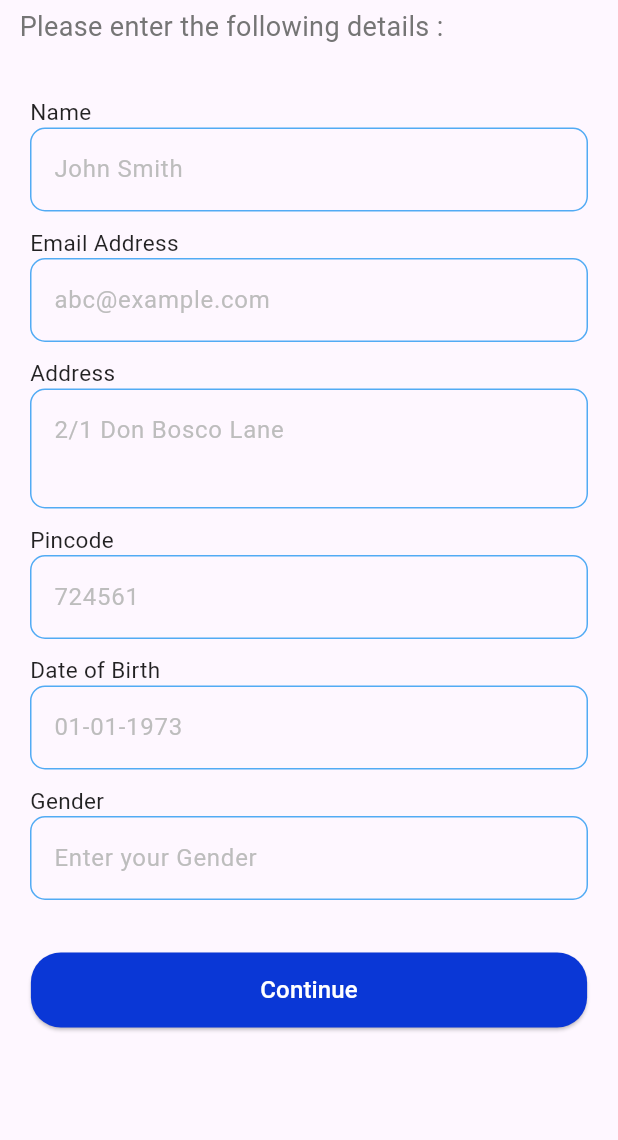
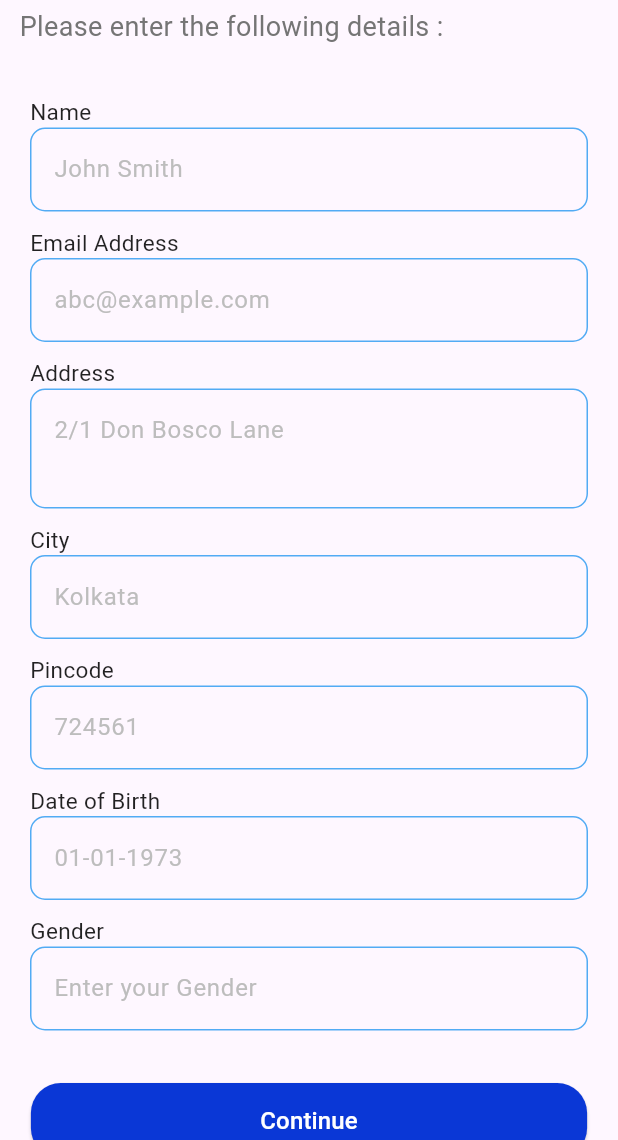
Before and after one commit to Mousumi2002/Go4Life, a Flutter app: the UserInformationScreen screen opened directly, on a phone screen of 412 x 824 dp, the part 96-1236 px from its top. Run offline on Flutter 3.47's test engine with Material 3 defaults, Android fonts, the light colour scheme and no system bars; our stand-ins replace animated_splash_screen, animated_toggle_switch, cloud_firestore, country_picker, date_time_picker, dropdown_search and 6 more; accounts and stored records are empty.

Commit message:
User data fetching done using firebase firestore

```diff
--- a/lib/main.dart
+++ b/lib/main.dart
@@ -23,7 +23,7 @@ class MyApp extends StatelessWidget {
       providers: [ChangeNotifierProvider(create: (_) => AuthProvider()),],
       child: MaterialApp(
         debugShowCheckedModeBanner: false,
-        home: LoginPage()//SplashPage()
+        home: SplashPage()
       ),
     );
   }
--- a/lib/pages/user_info_screen.dart
+++ b/lib/pages/user_info_screen.dart
@@ -1,16 +1,19 @@
 import 'package:app_go/components/custom_button.dart';
 import 'package:app_go/model/user_data.dart';
+import 'package:app_go/nav.dart';
 import 'package:app_go/provider/auth_provider.dart';
+import 'package:cloud_firestore/cloud_firestore.dart';
 import 'package:flutter/cupertino.dart';
 import 'package:flutter/material.dart';
 import 'package:flutter/widgets.dart';
 import 'package:provider/provider.dart';
+import 'package:shared_preferences/shared_preferences.dart';
 
-enum AutovalidateMode{
-    disable,
-    always,
-    onUserInteraction,
-  }
+// enum AutovalidateMode{
+//     disable,
+//     always,
+//     onUserInteraction,
+//   }
 class UserInformationScreen extends StatefulWidget {
   const UserInformationScreen({super.key});
 
@@ -26,6 +29,7 @@ class _UserInformationScreenState extends State<UserInformationScreen> {
   final pincodeController = TextEditingController();
   final dobController = TextEditingController();
   final genderController = TextEditingController();
+  final cityController = TextEditingController();
 
   @override
   void dispose(){
@@ -36,6 +40,7 @@ class _UserInformationScreenState extends State<UserInformationScreen> {
     pincodeController.dispose();
     dobController.dispose();
     genderController.dispose();
+    cityController.dispose();
   }
 
   Widget build(BuildContext context) {
@@ -81,7 +86,7 @@ class _UserInformationScreenState extends State<UserInformationScreen> {
                   margin: const EdgeInsets.only(top: 20),
                   child: Form(
                     key: _formKey,
-                    //autovalidateMode: AutovalidateMode.onUserInteraction,
+                    autovalidateMode: AutovalidateMode.onUserInteraction,
                     child: Column(
                       children: [
                         //username
@@ -121,6 +126,21 @@ class _UserInformationScreenState extends State<UserInformationScreen> {
                         validator: (String? address) {
                           if (address!.isEmpty){
                             return 'Please Enter Your Address';
+                          } else{
+                            return null;
+                          }
+                         },
+                        ),
+                        //City
+                        label(labelText: "City"),
+                        TextField(
+                        hintText: "Kolkata",
+                        inputType: TextInputType.number,
+                        maxlines: 1,
+                        controller: cityController,
+                        validator: (String? city) {
+                          if (city!.isEmpty){
+                            return 'Please Enter Your City';
                           } else{
                             return null;
                           }
@@ -220,21 +240,27 @@ class _UserInformationScreenState extends State<UserInformationScreen> {
         maxLines: maxlines,
         validator: (value) => validator(value),
         decoration: InputDecoration(
+          hintText: hintText,
+          hintStyle: TextStyle(color: Colors.grey.shade400),
+          alignLabelWithHint: true,
+        border: OutlineInputBorder(
+          borderRadius: BorderRadius.circular(10),
+          borderSide: const BorderSide(color: Color.fromARGB(255, 82, 171, 244))),
           enabledBorder: OutlineInputBorder(
             borderRadius: BorderRadius.circular(10),
             borderSide: const BorderSide(color: Color.fromARGB(255, 82, 171, 244)),
         ),
         focusedBorder: OutlineInputBorder(
           borderRadius: BorderRadius.circular(10),
-            borderSide: const BorderSide(color: Color.fromARGB(255, 82, 171, 244)),
+            borderSide: const BorderSide(color: Color.fromARGB(255, 82, 171, 244),
+            ),
         ),
-        hintText: hintText,
-        hintStyle: TextStyle(color: Colors.grey.shade400),
-        alignLabelWithHint: true,
-        border: InputBorder.none,
+        errorBorder: OutlineInputBorder(
+            borderRadius: BorderRadius.circular(10),
+            borderSide: const BorderSide(color: Color.fromARGB(255, 237, 53, 53)),
       ),
       ),
-      );
+      ),);
   }
 
   //store user data in database
@@ -250,9 +276,13 @@ class _UserInformationScreenState extends State<UserInformationScreen> {
       pincode: pincodeController.text.trim(),
       gender: genderController.text.trim(),
       dob: dobController.text,
-      createdAt: "",
-      phoneNumber: "",
-      uid: "");
-
+      createdAt: DateTime.now().toString(),
+      phoneNumber: ap.phoneNo ?? "",
+      uid: ap.uid);
+    final docRef = FirebaseFirestore.instance.collection("users").doc(userModel.uid);
+    await docRef.set(userModel.toMap());
+    SharedPreferences sp = await SharedPreferences.getInstance();
+    sp.setBool("is_signedin", true);
+    Navigator.pushReplacement(context, MaterialPageRoute(builder: (context) => const HomePage()),);
   }
 }
--- a/lib/pages/welcome_page.dart
+++ b/lib/pages/welcome_page.dart
@@ -41,7 +41,6 @@ class WelcomeScreenState extends StatelessWidget {
                 CustomButton(
                   text: "Get Started",
                 onPressed: () {
-                  ap.isSignIn == true ? Navigator.push(context, MaterialPageRoute(builder: (context) => const HomePage())):
                   Navigator.push(context, MaterialPageRoute(builder: (context)=> const RegisterPage(),),);
                 }
                 ),
--- a/lib/provider/auth_provider.dart
+++ b/lib/provider/auth_provider.dart
@@ -19,6 +19,8 @@ class AuthProvider extends ChangeNotifier{
   String get uid => _uid!;
   UserModel? _userModel;
   UserModel get userModel => userModel!;
+  late String? phoneNo;
+
 
   final FirebaseAuth _firebaseAuth = FirebaseAuth.instance;
   final FirebaseFirestore _firebaseFirestore = FirebaseFirestore.instance;
@@ -28,9 +30,10 @@ class AuthProvider extends ChangeNotifier{
     checkSignIn();
   }
 
-  void checkSignIn() async {
+  Future <void> checkSignIn() async {
     final SharedPreferences s = await SharedPreferences.getInstance();
     _isSignedIn = s.getBool("is_signedin") ?? false;
+    print(_isSignedIn);
     notifyListeners();
   }
 
@@ -68,6 +71,7 @@ class AuthProvider extends ChangeNotifier{
       User? user = (await _firebaseAuth.signInWithCredential(creds)).user!;
       if(user != null){
         _uid = user.uid;
+        phoneNo = user.phoneNumber;
         onSuccess();
       }
       _isLoading = false;
```
Also changed, not shown: lib/pages/med.dart (+13 -10 lines), lib/pages/order_med.dart (+57 -5 lines), lib/pages/otp_screen.dart (+6 -1 lines), lib/pages/splash_screen.dart (+26 -2 lines).
